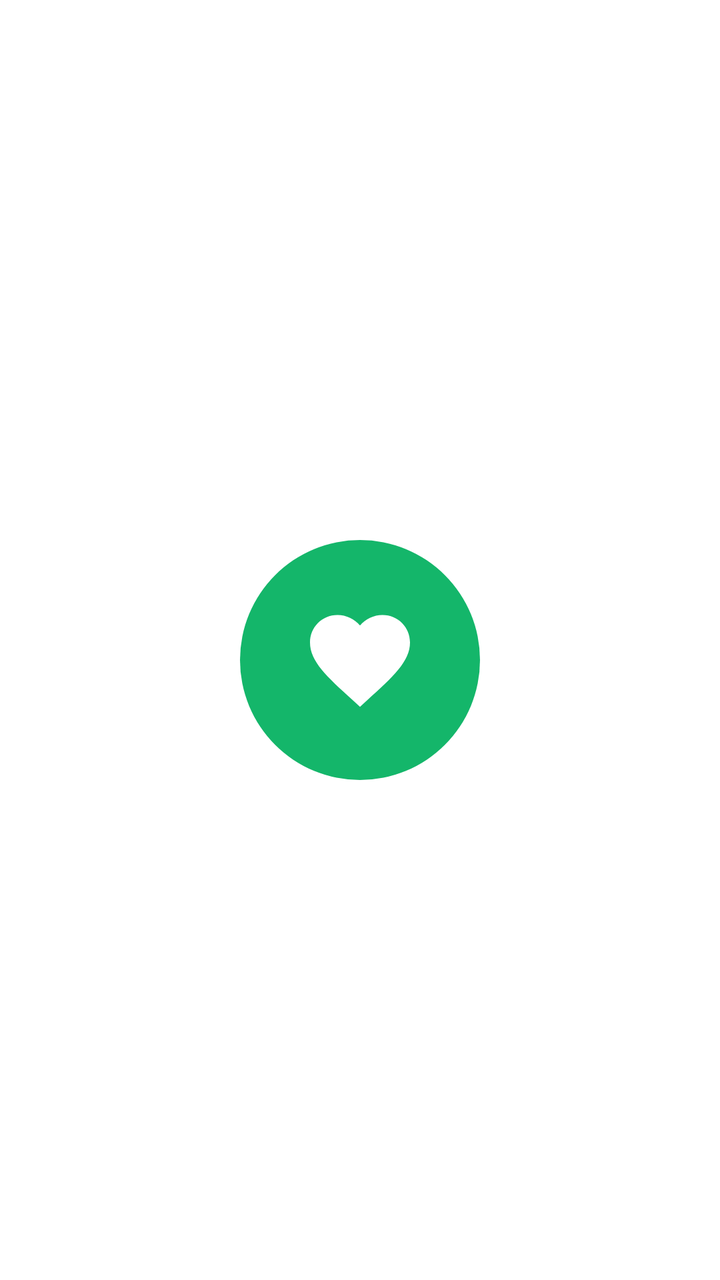
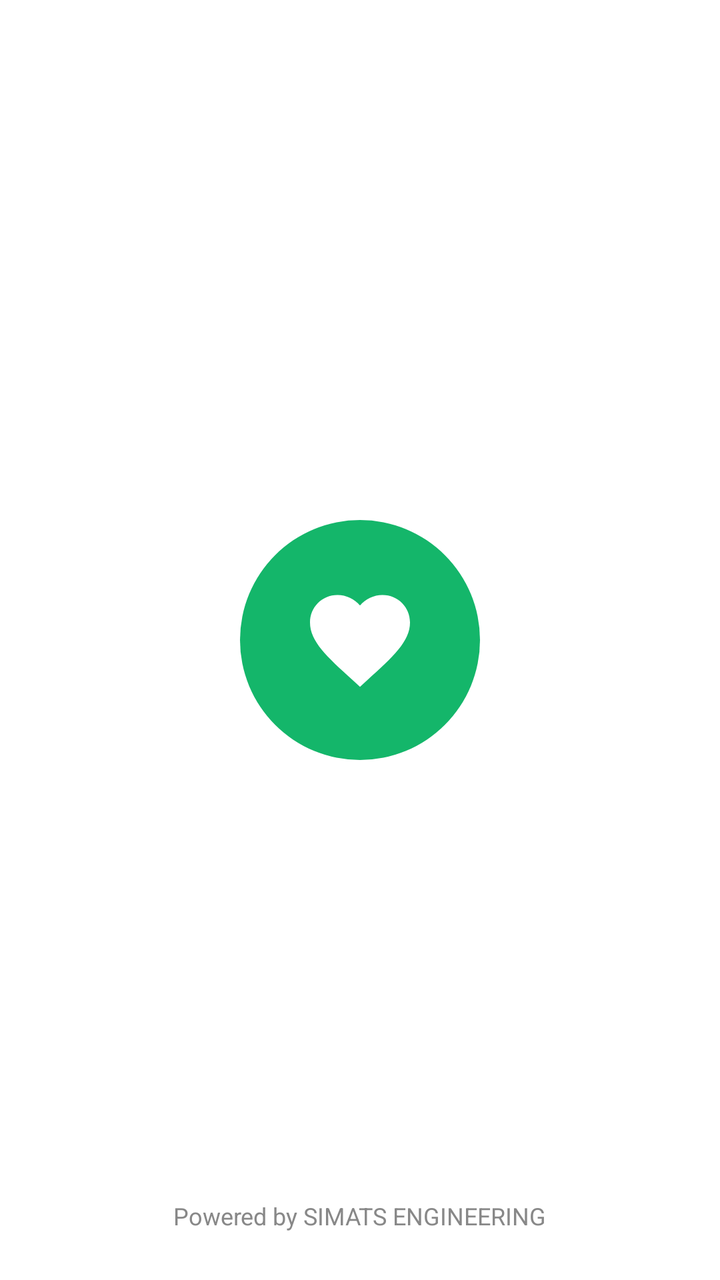

Screens rendered from an Android XML layout before and after an edit, with the pre-edit source and the edit as a unified diff.
<!-- AndroidManifest.xml: application theme Theme.Saveparse -->
<!-- res/layout/activity_splash.xml -->
<?xml version="1.0" encoding="utf-8"?>
<LinearLayout xmlns:android="http://schemas.android.com/apk/res/android"
    android:orientation="vertical"
    android:gravity="center"
    android:layout_width="match_parent"
    android:layout_height="match_parent"
    android:background="#FFFFFF">

    
    <ImageView
        android:id="@+id/icon_heart"
        android:layout_width="120dp"
        android:layout_height="120dp"
        android:layout_marginTop="20dp"
        android:src="@drawable/ic_heart"
        android:background="@drawable/circle_bg"
        android:padding="30dp" />

</LinearLayout>
<!-- resources referenced by this layout -->
<resources>
  <!-- drawable circle_bg (drawable) -->
  <shape xmlns:android="http://schemas.android.com/apk/res/android"
      android:shape="oval">
      <solid android:color="#14B66A"/>
  </shape>
  <!-- drawable ic_heart (drawable) -->
  <vector xmlns:android="http://schemas.android.com/apk/res/android"
      android:width="24dp"
      android:height="24dp"
      android:viewportWidth="24.0"
      android:viewportHeight="24.0">
      <path
          android:fillColor="#FFFFFFFF"
          android:pathData="M12,21.35l-1.45,-1.32C5.4,15.36 2,12.28 2,8.5 2,5.42 4.42,3 7.5,3c1.74,0 3.41,0.81 4.5,2.09C13.09,3.81 14.76,3 16.5,3 19.58,3 22,5.42 22,8.5c0,3.78 -3.4,6.86 -8.55,11.54L12,21.35z"/>
  </vector>
  <style name="Theme.Saveparse" parent="Base.Theme.Saveparse" />
  <style name="Base.Theme.Saveparse" parent="Theme.Material3.DayNight.NoActionBar">
          
          
      </style>
</resources>

<!-- the commit's change to res/layout/activity_splash.xml (unified diff, before → after) -->
@@ -1,7 +1,5 @@
 <?xml version="1.0" encoding="utf-8"?>
-<LinearLayout xmlns:android="http://schemas.android.com/apk/res/android"
-    android:orientation="vertical"
-    android:gravity="center"
+<RelativeLayout xmlns:android="http://schemas.android.com/apk/res/android"
     android:layout_width="match_parent"
     android:layout_height="match_parent"
     android:background="#FFFFFF">
@@ -11,9 +9,19 @@
         android:id="@+id/icon_heart"
         android:layout_width="120dp"
         android:layout_height="120dp"
-        android:layout_marginTop="20dp"
+        android:layout_centerInParent="true"
         android:src="@drawable/ic_heart"
         android:background="@drawable/circle_bg"
         android:padding="30dp" />
 
-</LinearLayout>
+    <TextView
+        android:layout_width="wrap_content"
+        android:layout_height="wrap_content"
+        android:text="Powered by SIMATS ENGINEERING"
+        android:textColor="#888888"
+        android:textSize="12sp"
+        android:layout_alignParentBottom="true"
+        android:layout_centerHorizontal="true"
+        android:layout_marginBottom="24dp"/>
+
+</RelativeLayout>
<!-- resource entries referenced after the edit -->
@@ -19,6 +19,8 @@
   <style name="Base.Theme.Saveparse" parent="Theme.Material3.DayNight.NoActionBar">
           
           
+          <item name="app_name_color">#0A0E27</item>
+          <item name="inverse">@android:color/white</item>
       </style>
 </resources>
 
